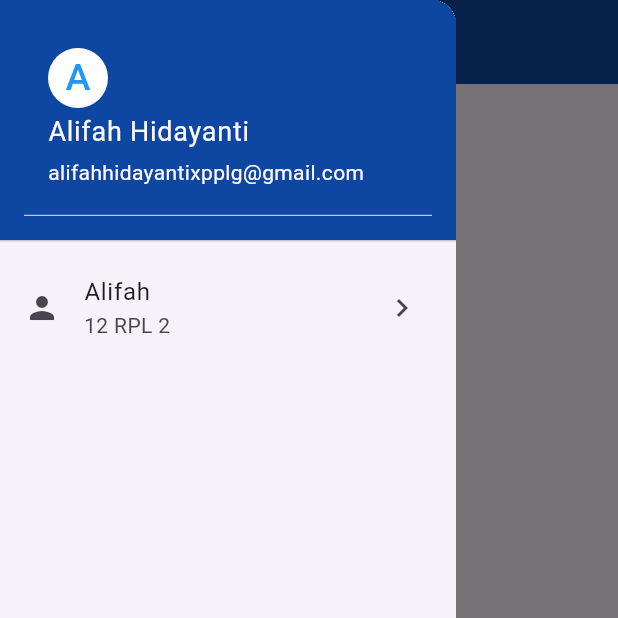
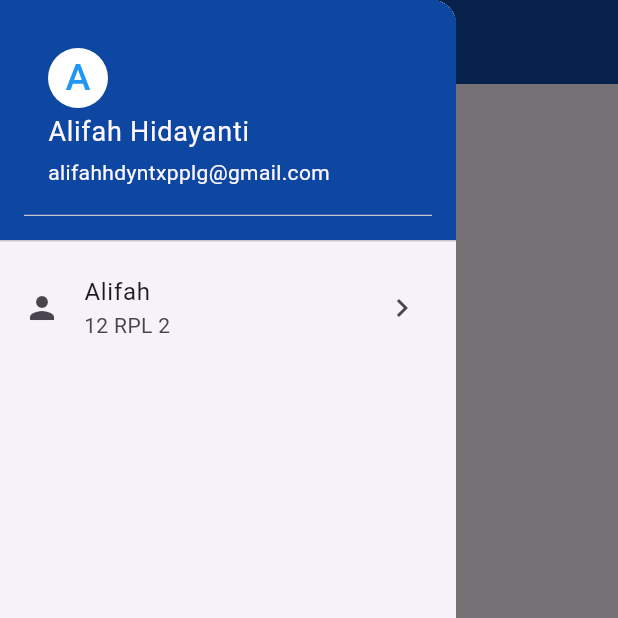
Before and after one commit to alifahhdynt/Grouping-Nav-Drawer, a Flutter app: the screen it shows after launch, with the side drawer open, on a phone screen of 412 x 824 dp, the top half of it. Run offline on Flutter 3.47's test engine with Material 3 defaults, Android fonts, the phone set to English and light mode, and no system bars.

Commit message:
second commit

```diff
--- a/lib/drawer.dart
+++ b/lib/drawer.dart
@@ -56,7 +56,7 @@ class MyHomePage extends StatelessWidget {
                 'Alifah Hidayanti',
                 style: TextStyle(fontSize: 18),
               ),
-              accountEmail: const Text('alifahhidayantixpplg@gmail.com'),
+              accountEmail: const Text('alifahhdyntxpplg@gmail.com'),
               currentAccountPictureSize: const Size.square(40),
               currentAccountPicture: const CircleAvatar(
                 backgroundColor: Colors.white,
```
